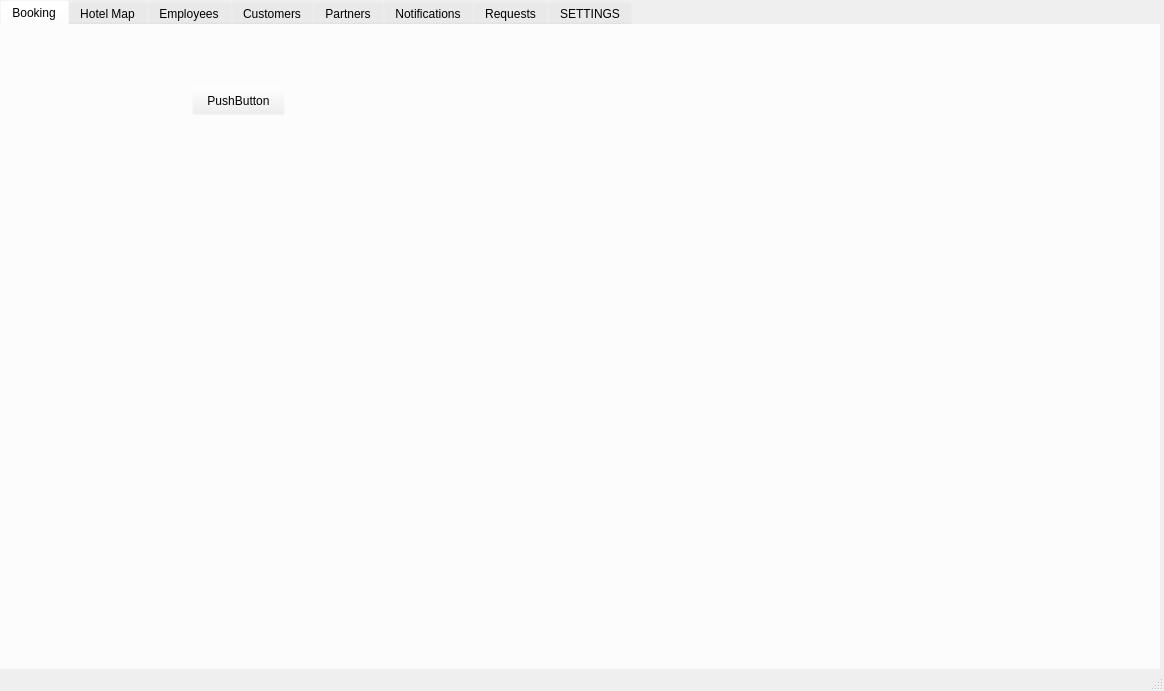
The window that mainwindow.ui (maksymba0/MXHotel) describes before a commit, drawn with Qt 5.
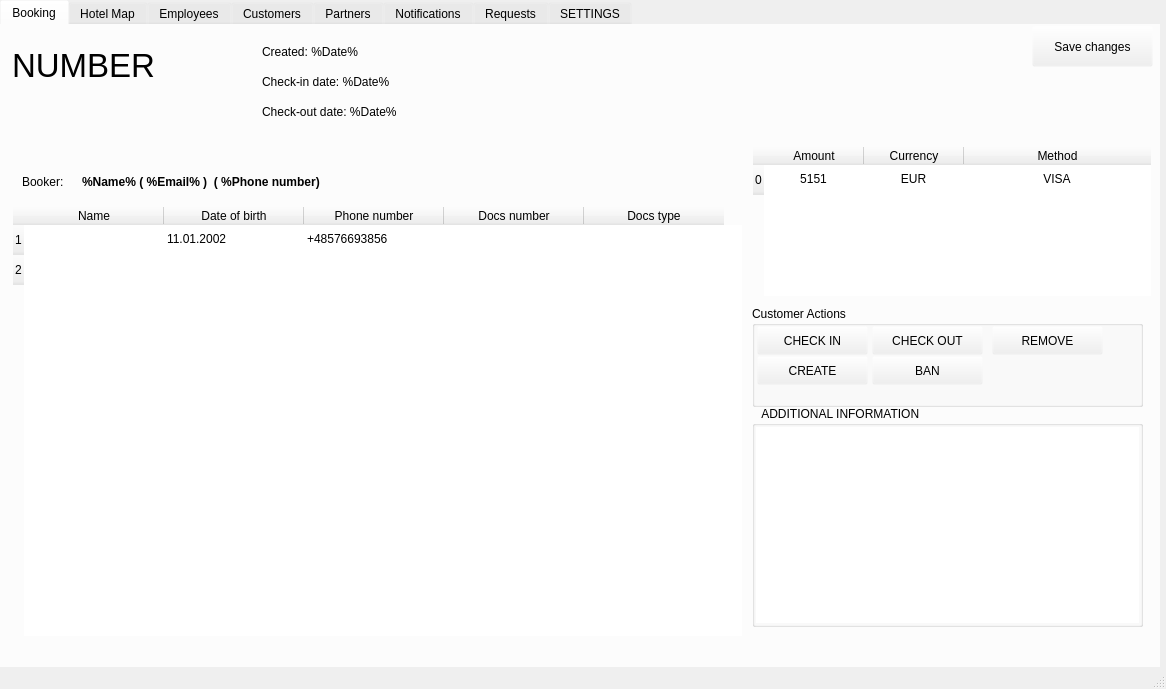
The same window after the commit. The open tabs and pages were chosen to show the change.

What changed in the file:
```diff
--- a/mainwindow.ui
+++ b/mainwindow.ui
@@ -6,14 +6,17 @@
    <rect>
     <x>0</x>
     <y>0</y>
-    <width>1164</width>
-    <height>691</height>
+    <width>1166</width>
+    <height>689</height>
    </rect>
   </property>
   <property name="windowTitle">
    <string>MainWindow</string>
   </property>
   <widget class="QWidget" name="centralwidget">
+   <property name="enabled">
+    <bool>true</bool>
+   </property>
    <widget class="QTabWidget" name="tabWidget">
     <property name="geometry">
      <rect>
@@ -532,19 +535,838 @@
      <attribute name="title">
       <string>Booking</string>
      </attribute>
+     <widget class="QLabel" name="label">
+      <property name="geometry">
+       <rect>
+        <x>10</x>
+        <y>10</y>
+        <width>241</width>
+        <height>61</height>
+       </rect>
+      </property>
+      <property name="palette">
+       <palette>
+        <active>
+         <colorrole role="WindowText">
+          <brush brushstyle="SolidPattern">
+           <color alpha="255">
+            <red>0</red>
+            <green>0</green>
+            <blue>0</blue>
+           </color>
+          </brush>
+         </colorrole>
+         <colorrole role="Button">
+          <brush brushstyle="SolidPattern">
+           <color alpha="0">
+            <red>85</red>
+            <green>0</green>
+            <blue>255</blue>
+           </color>
+          </brush>
+         </colorrole>
+         <colorrole role="Light">
+          <brush brushstyle="SolidPattern">
+           <color alpha="0">
+            <red>170</red>
+            <green>127</green>
+            <blue>255</blue>
+           </color>
+          </brush>
+         </colorrole>
+         <colorrole role="Midlight">
+          <brush brushstyle="SolidPattern">
+           <color alpha="0">
+            <red>127</red>
+            <green>63</green>
+            <blue>255</blue>
+           </color>
+          </brush>
+         </colorrole>
+         <colorrole role="Dark">
+          <brush brushstyle="SolidPattern">
+           <color alpha="0">
+            <red>42</red>
+            <green>0</green>
+            <blue>127</blue>
+           </color>
+          </brush>
+         </colorrole>
+         <colorrole role="Mid">
+          <brush brushstyle="SolidPattern">
+           <color alpha="0">
+            <red>57</red>
+            <green>0</green>
+            <blue>170</blue>
+           </color>
+          </brush>
+         </colorrole>
+         <colorrole role="Text">
+          <brush brushstyle="SolidPattern">
+           <color alpha="255">
+            <red>0</red>
+            <green>0</green>
+            <blue>0</blue>
+           </color>
+          </brush>
+         </colorrole>
+         <colorrole role="BrightText">
+          <brush brushstyle="SolidPattern">
+           <color alpha="255">
+            <red>255</red>
+            <green>255</green>
+            <blue>255</blue>
+           </color>
+          </brush>
+         </colorrole>
+         <colorrole role="ButtonText">
+          <brush brushstyle="SolidPattern">
+           <color alpha="255">
+            <red>0</red>
+            <green>0</green>
+            <blue>0</blue>
+           </color>
+          </brush>
+         </colorrole>
+         <colorrole role="Base">
+          <brush brushstyle="SolidPattern">
+           <color alpha="255">
+            <red>255</red>
+            <green>255</green>
+            <blue>255</blue>
+           </color>
+          </brush>
+         </colorrole>
+         <colorrole role="Window">
+          <brush brushstyle="SolidPattern">
+           <color alpha="0">
+            <red>85</red>
+            <green>0</green>
+            <blue>255</blue>
+           </color>
+          </brush>
+         </colorrole>
+         <colorrole role="Shadow">
+          <brush brushstyle="SolidPattern">
+           <color alpha="255">
+            <red>0</red>
+            <green>0</green>
+            <blue>0</blue>
+           </color>
+          </brush>
+         </colorrole>
+         <colorrole role="AlternateBase">
+          <brush brushstyle="SolidPattern">
+           <color alpha="127">
+            <red>170</red>
+            <green>127</green>
+            <blue>255</blue>
+           </color>
+          </brush>
+         </colorrole>
+         <colorrole role="ToolTipBase">
+          <brush brushstyle="SolidPattern">
+           <color alpha="255">
+            <red>255</red>
+            <green>255</green>
+            <blue>220</blue>
+           </color>
+          </brush>
+         </colorrole>
+         <colorrole role="ToolTipText">
+          <brush brushstyle="SolidPattern">
+           <color alpha="255">
+            <red>0</red>
+            <green>0</green>
+            <blue>0</blue>
+           </color>
+          </brush>
+         </colorrole>
+         <colorrole role="PlaceholderText">
+          <brush brushstyle="SolidPattern">
+           <color alpha="127">
+            <red>0</red>
+            <green>0</green>
+            <blue>0</blue>
+           </color>
+          </brush>
+         </colorrole>
+         <colorrole role="Accent">
+          <brush brushstyle="SolidPattern">
+           <color alpha="255">
+            <red>255</red>
+            <green>255</green>
+            <blue>255</blue>
+           </color>
+          </brush>
+         </colorrole>
+        </active>
+        <inactive>
+         <colorrole role="WindowText">
+          <brush brushstyle="SolidPattern">
+           <color alpha="255">
+            <red>0</red>
+            <green>0</green>
+            <blue>0</blue>
+           </color>
+          </brush>
+         </colorrole>
+         <colorrole role="Button">
+          <brush brushstyle="SolidPattern">
+           <color alpha="0">
+            <red>85</red>
+            <green>0</green>
+            <blue>255</blue>
+           </color>
+          </brush>
+         </colorrole>
+         <colorrole role="Light">
+          <brush brushstyle="SolidPattern">
+           <color alpha="0">
+            <red>170</red>
+            <green>127</green>
+            <blue>255</blue>
+           </color>
+          </brush>
+         </colorrole>
+         <colorrole role="Midlight">
+          <brush brushstyle="SolidPattern">
+           <color alpha="0">
+            <red>127</red>
+            <green>63</green>
+            <blue>255</blue>
+           </color>
+          </brush>
+         </colorrole>
+         <colorrole role="Dark">
+          <brush brushstyle="SolidPattern">
+           <color alpha="0">
+            <red>42</red>
+            <green>0</green>
+            <blue>127</blue>
+           </color>
+          </brush>
+         </colorrole>
+         <colorrole role="Mid">
+          <brush brushstyle="SolidPattern">
+           <color alpha="0">
+            <red>57</red>
+            <green>0</green>
+            <blue>170</blue>
+           </color>
+          </brush>
+         </colorrole>
+         <colorrole role="Text">
+          <brush brushstyle="SolidPattern">
+           <color alpha="255">
+            <red>0</red>
+            <green>0</green>
+            <blue>0</blue>
+           </color>
+          </brush>
+         </colorrole>
+         <colorrole role="BrightText">
+          <brush brushstyle="SolidPattern">
+           <color alpha="255">
+            <red>255</red>
+            <green>255</green>
+            <blue>255</blue>
+           </color>
+          </brush>
+         </colorrole>
+         <colorrole role="ButtonText">
+          <brush brushstyle="SolidPattern">
+           <color alpha="255">
+            <red>0</red>
+            <green>0</green>
+            <blue>0</blue>
+           </color>
+          </brush>
+         </colorrole>
+         <colorrole role="Base">
+          <brush brushstyle="SolidPattern">
+           <color alpha="255">
+            <red>255</red>
+            <green>255</green>
+            <blue>255</blue>
+           </color>
+          </brush>
+         </colorrole>
+         <colorrole role="Window">
+          <brush brushstyle="SolidPattern">
+           <color alpha="0">
+            <red>85</red>
+            <green>0</green>
+            <blue>255</blue>
+           </color>
+          </brush>
+         </colorrole>
+         <colorrole role="Shadow">
+          <brush brushstyle="SolidPattern">
+           <color alpha="255">
+            <red>0</red>
+            <green>0</green>
+            <blue>0</blue>
+           </color>
+          </brush>
+         </colorrole>
+         <colorrole role="AlternateBase">
+          <brush brushstyle="SolidPattern">
+           <color alpha="127">
+            <red>170</red>
+            <green>127</green>
+            <blue>255</blue>
+           </color>
+          </brush>
+         </colorrole>
+         <colorrole role="ToolTipBase">
+          <brush brushstyle="SolidPattern">
+           <color alpha="255">
+            <red>255</red>
+            <green>255</green>
+            <blue>220</blue>
+           </color>
+          </brush>
+         </colorrole>
+         <colorrole role="ToolTipText">
+          <brush brushstyle="SolidPattern">
+           <color alpha="255">
+            <red>0</red>
+            <green>0</green>
+            <blue>0</blue>
+           </color>
+          </brush>
+         </colorrole>
+         <colorrole role="PlaceholderText">
+          <brush brushstyle="SolidPattern">
+           <color alpha="127">
+            <red>0</red>
+            <green>0</green>
+            <blue>0</blue>
+           </color>
+          </brush>
+         </colorrole>
+         <colorrole role="Accent">
+          <brush brushstyle="SolidPattern">
+           <color alpha="255">
+            <red>255</red>
+            <green>255</green>
+            <blue>255</blue>
+           </color>
+          </brush>
+         </colorrole>
+        </inactive>
+        <disabled>
+         <colorrole role="WindowText">
+          <brush brushstyle="SolidPattern">
+           <color alpha="0">
+            <red>42</red>
+            <green>0</green>
+            <blue>127</blue>
+           </color>
+          </brush>
+         </colorrole>
+         <colorrole role="Button">
+          <brush brushstyle="SolidPattern">
+           <color alpha="0">
+            <red>85</red>
+            <green>0</green>
+            <blue>255</blue>
+           </color>
+          </brush>
+         </colorrole>
+         <colorrole role="Light">
+          <brush brushstyle="SolidPattern">
+           <color alpha="0">
+            <red>170</red>
+            <green>127</green>
+            <blue>255</blue>
+           </color>
+          </brush>
+         </colorrole>
+         <colorrole role="Midlight">
+          <brush brushstyle="SolidPattern">
+           <color alpha="0">
+            <red>127</red>
+            <green>63</green>
+            <blue>255</blue>
+           </color>
+          </brush>
+         </colorrole>
+         <colorrole role="Dark">
+          <brush brushstyle="SolidPattern">
+           <color alpha="0">
+            <red>42</red>
+            <green>0</green>
+            <blue>127</blue>
+           </color>
+          </brush>
+         </colorrole>
+         <colorrole role="Mid">
+          <brush brushstyle="SolidPattern">
+           <color alpha="0">
+            <red>57</red>
+            <green>0</green>
+            <blue>170</blue>
+           </color>
+          </brush>
+         </colorrole>
+         <colorrole role="Text">
+          <brush brushstyle="SolidPattern">
+           <color alpha="0">
+            <red>42</red>
+            <green>0</green>
+            <blue>127</blue>
+           </color>
+          </brush>
+         </colorrole>
+         <colorrole role="BrightText">
+          <brush brushstyle="SolidPattern">
+           <color alpha="255">
+            <red>255</red>
+            <green>255</green>
+            <blue>255</blue>
+           </color>
+          </brush>
+         </colorrole>
+         <colorrole role="ButtonText">
+          <brush brushstyle="SolidPattern">
+           <color alpha="0">
+            <red>42</red>
+            <green>0</green>
+            <blue>127</blue>
+           </color>
+          </brush>
+         </colorrole>
+         <colorrole role="Base">
+          <brush brushstyle="SolidPattern">
+           <color alpha="0">
+            <red>85</red>
+            <green>0</green>
+            <blue>255</blue>
+           </color>
+          </brush>
+         </colorrole>
+         <colorrole role="Window">
+          <brush brushstyle="SolidPattern">
+           <color alpha="0">
+            <red>85</red>
+            <green>0</green>
+            <blue>255</blue>
+           </color>
+          </brush>
+         </colorrole>
+         <colorrole role="Shadow">
+          <brush brushstyle="SolidPattern">
+           <color alpha="255">
+            <red>0</red>
+            <green>0</green>
+            <blue>0</blue>
+           </color>
+          </brush>
+         </colorrole>
+         <colorrole role="AlternateBase">
+          <brush brushstyle="SolidPattern">
+           <color alpha="0">
+            <red>85</red>
+            <green>0</green>
+            <blue>255</blue>
+           </color>
+          </brush>
+         </colorrole>
+         <colorrole role="ToolTipBase">
+          <brush brushstyle="SolidPattern">
+           <color alpha="255">
+            <red>255</red>
+            <green>255</green>
+            <blue>220</blue>
+           </color>
+          </brush>
+         </colorrole>
+         <colorrole role="ToolTipText">
+          <brush brushstyle="SolidPattern">
+           <color alpha="255">
+            <red>0</red>
+            <green>0</green>
+            <blue>0</blue>
+           </color>
+          </brush>
+         </colorrole>
+         <colorrole role="PlaceholderText">
+          <brush brushstyle="SolidPattern">
+           <color alpha="0">
+            <red>42</red>
+            <green>0</green>
+            <blue>127</blue>
+           </color>
+          </brush>
+         </colorrole>
+         <colorrole role="Accent">
+          <brush brushstyle="SolidPattern">
+           <color alpha="0">
+            <red>136</red>
+            <green>76</green>
+            <blue>255</blue>
+           </color>
+          </brush>
+         </colorrole>
+        </disabled>
+       </palette>
+      </property>
+      <property name="font">
+       <font>
+        <family>Nirmala UI</family>
+        <pointsize>25</pointsize>
+       </font>
+      </property>
+      <property name="text">
+       <string>NUMBER</string>
+      </property>
+      <property name="textInteractionFlags">
+       <set>Qt::TextInteractionFlag::LinksAccessibleByMouse|Qt::TextInteractionFlag::TextSelectableByMouse</set>
+      </property>
+     </widget>
+     <widget class="QLabel" name="label_3">
+      <property name="geometry">
+       <rect>
+        <x>20</x>
+        <y>140</y>
+        <width>61</width>
+        <height>31</height>
+       </rect>
+      </property>
+      <property name="text">
+       <string>Booker:</string>
+      </property>
+     </widget>
+     <widget class="QTableWidget" name="tableWidget">
+      <property name="geometry">
+       <rect>
+        <x>10</x>
+        <y>180</y>
+        <width>731</width>
+        <height>431</height>
+       </rect>
+      </property>
+      <property name="sizePolicy">
+       <sizepolicy hsizetype="Expanding" vsizetype="Expanding">
+        <horstretch>16</horstretch>
+        <verstretch>0</verstretch>
+       </sizepolicy>
+      </property>
+      <property name="maximumSize">
+       <size>
+        <width>1141</width>
+        <height>16777215</height>
+       </size>
+      </property>
+      <property name="sortingEnabled">
+       <bool>false</bool>
+      </property>
+      <property name="wordWrap">
+       <bool>true</bool>
+      </property>
+      <attribute name="horizontalHeaderVisible">
+       <bool>true</bool>
+      </attribute>
+      <attribute name="horizontalHeaderCascadingSectionResizes">
+       <bool>true</bool>
+      </attribute>
+      <attribute name="horizontalHeaderMinimumSectionSize">
+       <number>80</number>
+      </attribute>
+      <attribute name="horizontalHeaderDefaultSectionSize">
+       <number>140</number>
+      </attribute>
+      <attribute name="horizontalHeaderShowSortIndicator" stdset="0">
+       <bool>false</bool>
+      </attribute>
+      <attribute name="horizontalHeaderStretchLastSection">
+       <bool>false</bool>
+      </attribute>
+      <attribute name="verticalHeaderVisible">
+       <bool>true</bool>
+      </attribute>
+      <attribute name="verticalHeaderCascadingSectionResizes">
+       <bool>false</bool>
+      </attribute>
+      <attribute name="verticalHeaderStretchLastSection">
+       <bool>false</bool>
+      </attribute>
+      <row/>
+      <row/>
+      <column>
+       <property name="text">
+        <string>Name</string>
+       </property>
+      </column>
+      <column>
+       <property name="text">
+        <string>Date of birth</string>
+       </property>
+      </column>
+      <column>
+       <property name="text">
+        <string>Phone number</string>
+       </property>
+      </column>
+      <column>
+       <property name="text">
+        <string>Docs number</string>
+       </property>
+      </column>
+      <column>
+       <property name="text">
+        <string>Docs type</string>
+       </property>
+      </column>
+      <item row="0" column="1">
+       <property name="text">
+        <string>11.01.2002</string>
+       </property>
+      </item>
+      <item row="0" column="2">
+       <property name="text">
+        <string>+48576693856</string>
+       </property>
+      </item>
+      <item row="1" column="1">
+       <property name="text">
+        <string/>
+       </property>
+      </item>
+     </widget>
+     <widget class="QLabel" name="label_4">
+      <property name="geometry">
+       <rect>
+        <x>260</x>
+        <y>10</y>
+        <width>211</width>
+        <height>31</height>
+       </rect>
+      </property>
+      <property name="text">
+       <string>Created: %Date%</string>
+      </property>
+     </widget>
+     <widget class="QLabel" name="label_5">
+      <property name="geometry">
+       <rect>
+        <x>260</x>
+        <y>70</y>
+        <width>281</width>
+        <height>31</height>
+       </rect>
+      </property>
+      <property name="text">
+       <string>Check-out date: %Date%</string>
+      </property>
+     </widget>
+     <widget class="QLabel" name="label_2">
+      <property name="geometry">
+       <rect>
+        <x>80</x>
+        <y>146</y>
+        <width>651</width>
+        <height>20</height>
+       </rect>
+      </property>
+      <property name="font">
+       <font>
+        <italic>false</italic>
+        <bold>true</bold>
+        <underline>false</underline>
+        <strikeout>false</strikeout>
+       </font>
+      </property>
+      <property name="text">
+       <string>%Name% ( %Email% )  ( %Phone number)</string>
+      </property>
+     </widget>
+     <widget class="QGroupBox" name="groupBox">
+      <property name="geometry">
+       <rect>
+        <x>750</x>
+        <y>280</y>
+        <width>391</width>
+        <height>101</height>
+       </rect>
+      </property>
+      <property name="title">
+       <string>Customer Actions</string>
+      </property>
+      <widget class="QPushButton" name="pushButton_2">
+       <property name="geometry">
+        <rect>
+         <x>5</x>
+         <y>20</y>
+         <width>111</width>
+         <height>29</height>
+        </rect>
+       </property>
+       <property name="text">
+        <string>CHECK IN</string>
+       </property>
+      </widget>
+      <widget class="QPushButton" name="pushButton_3">
+       <property name="geometry">
+        <rect>
+         <x>120</x>
+         <y>20</y>
+         <width>111</width>
+         <height>29</height>
+        </rect>
+       </property>
+       <property name="text">
+        <string>CHECK OUT</string>
+       </property>
+      </widget>
+      <widget class="QPushButton" name="pushButton_4">
+       <property name="geometry">
+        <rect>
+         <x>240</x>
+         <y>20</y>
+         <width>111</width>
+         <height>29</height>
+        </rect>
+       </property>
+       <property name="text">
+        <string>REMOVE</string>
+       </property>
+      </widget>
+      <widget class="QPushButton" name="pushButton_5">
+       <property name="geometry">
+        <rect>
+         <x>5</x>
+         <y>50</y>
+         <width>111</width>
+         <height>29</height>
+        </rect>
+       </property>
+       <property name="text">
+        <string>CREATE</string>
+       </property>
+      </widget>
+      <widget class="QPushButton" name="pushButton_6">
+       <property name="geometry">
+        <rect>
+         <x>120</x>
+         <y>50</y>
+         <width>111</width>
+         <height>29</height>
+        </rect>
+       </property>
+       <property name="text">
+        <string>BAN</string>
+       </property>
+      </widget>
+     </widget>
      <widget class="QPushButton" name="pushButton">
       <property name="geometry">
        <rect>
-        <x>190</x>
-        <y>60</y>
-        <width>93</width>
-        <height>29</height>
+        <x>1030</x>
+        <y>0</y>
+        <width>121</width>
+        <height>41</height>
        </rect>
       </property>
       <property name="text">
-       <string>PushButton</string>
+       <string>Save changes</string>
       </property>
      </widget>
+     <widget class="QLabel" name="label_7">
+      <property name="geometry">
+       <rect>
+        <x>260</x>
+        <y>40</y>
+        <width>281</width>
+        <height>31</height>
+       </rect>
+      </property>
+      <property name="text">
+       <string>Check-in date: %Date%</string>
+      </property>
+     </widget>
+     <widget class="QGroupBox" name="groupBox_2">
+      <property name="geometry">
+       <rect>
+        <x>750</x>
+        <y>380</y>
+        <width>391</width>
+        <height>221</height>
+       </rect>
+      </property>
+      <property name="title">
+       <string>   ADDITIONAL INFORMATION</string>
+      </property>
+      <widget class="QTextEdit" name="textEdit">
+       <property name="geometry">
+        <rect>
+         <x>3</x>
+         <y>20</y>
+         <width>385</width>
+         <height>198</height>
+        </rect>
+       </property>
+      </widget>
+     </widget>
+     <widget class="QTableWidget" name="tableWidget_2">
+      <property name="geometry">
+       <rect>
+        <x>750</x>
+        <y>120</y>
+        <width>400</width>
+        <height>151</height>
+       </rect>
+      </property>
+      <attribute name="horizontalHeaderStretchLastSection">
+       <bool>true</bool>
+      </attribute>
+      <row>
+       <property name="text">
+        <string>0</string>
+       </property>
+      </row>
+      <column>
+       <property name="text">
+        <string>Amount</string>
+       </property>
+      </column>
+      <column>
+       <property name="text">
+        <string>Currency</string>
+       </property>
+      </column>
+      <column>
+       <property name="text">
+        <string>Method</string>
+       </property>
+      </column>
+      <item row="0" column="0">
+       <property name="text">
+        <string>5151</string>
+       </property>
+       <property name="textAlignment">
+        <set>AlignCenter</set>
+       </property>
+      </item>
+      <item row="0" column="1">
+       <property name="text">
+        <string>EUR</string>
+       </property>
+       <property name="textAlignment">
+        <set>AlignCenter</set>
+       </property>
+      </item>
+      <item row="0" column="2">
+       <property name="text">
+        <string>VISA</string>
+       </property>
+       <property name="textAlignment">
+        <set>AlignCenter</set>
+       </property>
+      </item>
+     </widget>
     </widget>
     <widget class="QWidget" name="tab_2">
      <attribute name="title">
```
Left out of the diff: 32 changed lines with no effect on the pictures.
